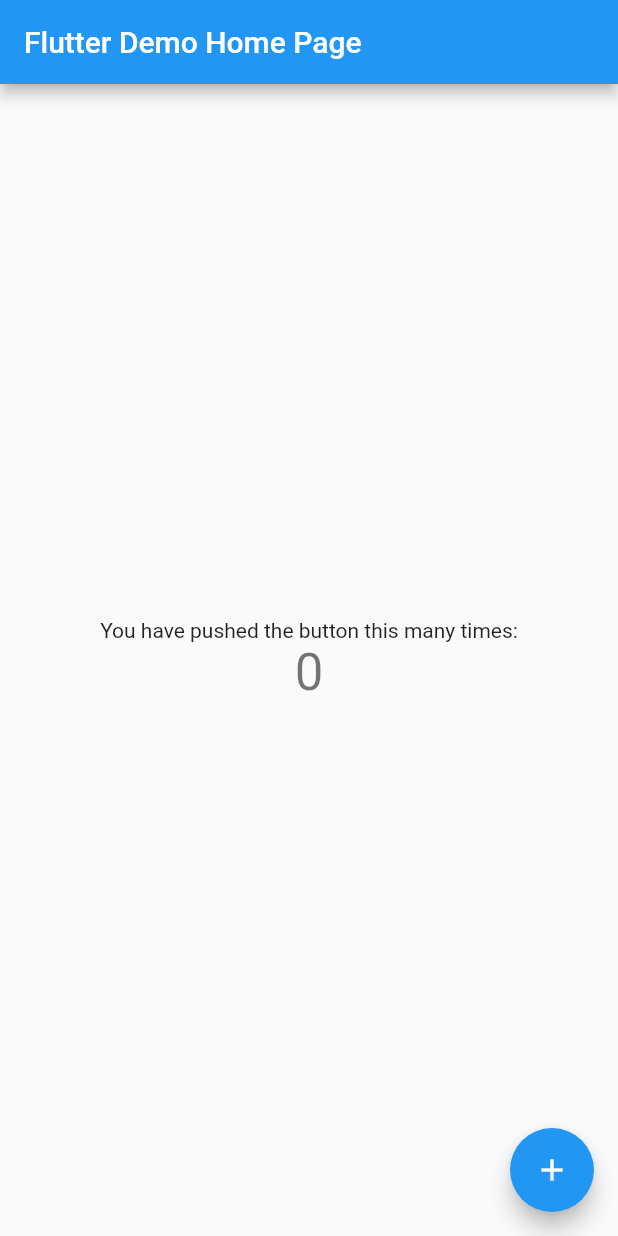
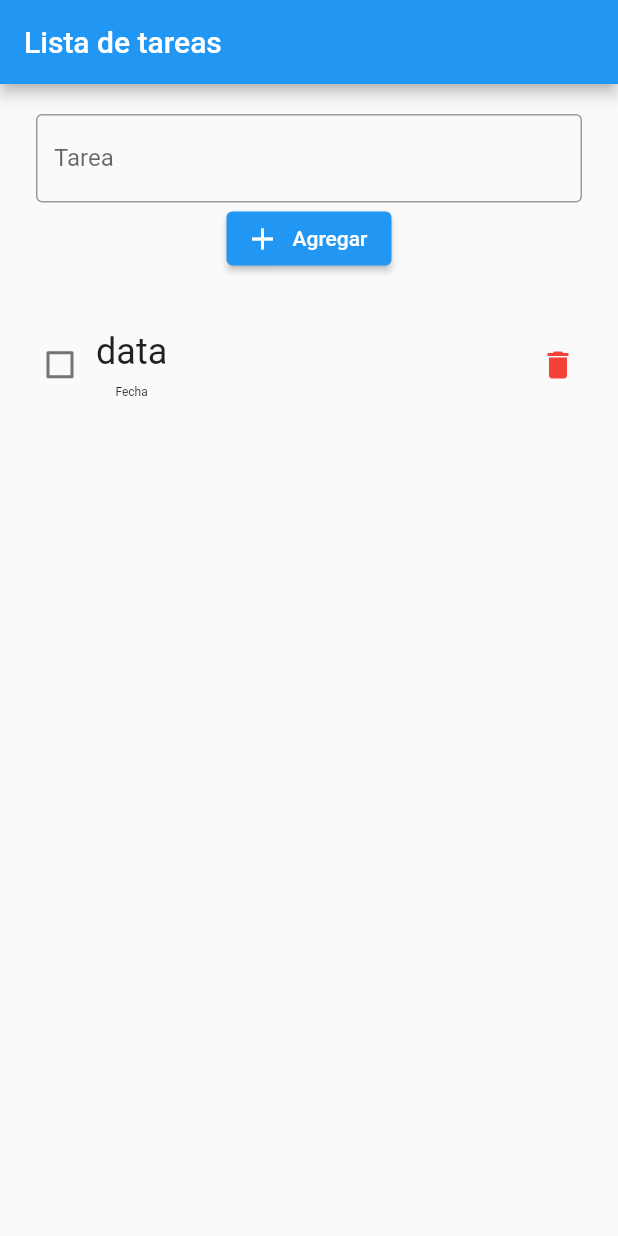
Before and after one commit to PVBLITO111/to_do_list, a Flutter app: the screen it shows after launch, on a phone screen of 412 x 824 dp. Run offline on Flutter 3.47's test engine with Material 2 defaults, Android fonts, the phone set to English and light mode, and no system bars.

Commit message:
Trabajos del 27/01/2023

```diff
--- /dev/null
+++ b/lib/language/to_do_list_text.dart
@@ -0,0 +1,6 @@
+class ToDoListText {
+  static var appBarTitle = "Lista de tareas";
+  static var taskInputTextHint = "Escribe la tarea que quieras";
+  static var taskInputTextLabel = "Tarea";
+  static var addTaskButtonLabel = "Agregar";
+}
--- a/lib/main.dart
+++ b/lib/main.dart
@@ -1,4 +1,5 @@
 import 'package:flutter/material.dart';
+import 'package:to_do_list/widget/home_page.dart';
 
 void main() {
   runApp(const MyApp());
@@ -24,92 +25,7 @@ class MyApp extends StatelessWidget {
         // is not restarted.
         primarySwatch: Colors.blue,
       ),
-      home: const MyHomePage(title: 'Flutter Demo Home Page'),
+      home: const HomePage(),
     );
   }
 }
-
-class MyHomePage extends StatefulWidget {
-  const MyHomePage({super.key, required this.title});
-
-  // This widget is the home page of your application. It is stateful, meaning
-  // that it has a State object (defined below) that contains fields that affect
-  // how it looks.
-
-  // This class is the configuration for the state. It holds the values (in this
-  // case the title) provided by the parent (in this case the App widget) and
-  // used by the build method of the State. Fields in a Widget subclass are
-  // always marked "final".
-
-  final String title;
-
-  @override
-  State<MyHomePage> createState() => _MyHomePageState();
-}
-
-class _MyHomePageState extends State<MyHomePage> {
-  int _counter = 0;
-
-  void _incrementCounter() {
-    setState(() {
-      // This call to setState tells the Flutter framework that something has
-      // changed in this State, which causes it to rerun the build method below
-      // so that the display can reflect the updated values. If we changed
-      // _counter without calling setState(), then the build method would not be
-      // called again, and so nothing would appear to happen.
-      _counter++;
-    });
-  }
-
-  @override
-  Widget build(BuildContext context) {
-    // This method is rerun every time setState is called, for instance as done
-    // by the _incrementCounter method above.
-    //
-    // The Flutter framework has been optimized to make rerunning build methods
-    // fast, so that you can just rebuild anything that needs updating rather
-    // than having to individually change instances of widgets.
-    return Scaffold(
-      appBar: AppBar(
-        // Here we take the value from the MyHomePage object that was created by
-        // the App.build method, and use it to set our appbar title.
-        title: Text(widget.title),
-      ),
-      body: Center(
-        // Center is a layout widget. It takes a single child and positions it
-        // in the middle of the parent.
-        child: Column(
-          // Column is also a layout widget. It takes a list of children and
-          // arranges them vertically. By default, it sizes itself to fit its
-          // children horizontally, and tries to be as tall as its parent.
-          //
-          // Invoke "debug painting" (press "p" in the console, choose the
-          // "Toggle Debug Paint" action from the Flutter Inspector in Android
-          // Studio, or the "Toggle Debug Paint" command in Visual Studio Code)
-          // to see the wireframe for each widget.
-          //
-          // Column has various properties to control how it sizes itself and
-          // how it positions its children. Here we use mainAxisAlignment to
-          // center the children vertically; the main axis here is the vertical
-          // axis because Columns are vertical (the cross axis would be
-          // horizontal).
-          mainAxisAlignment: MainAxisAlignment.center,
-          children: <Widget>[
-            const Text(
-              'You have pushed the button this many times:',
-            ),
-            Text(
-              '$_counter',
-              style: Theme.of(context).textTheme.headlineMedium,
-            ),
-          ],
-        ),
-      ),
-      floatingActionButton: FloatingActionButton(
-        onPressed: _incrementCounter,
-        tooltip: 'Increment',
-        child: const Icon(Icons.add),
-      ), // This trailing comma makes auto-formatting nicer for build methods.
-    );
-  }
-}
--- /dev/null
+++ b/lib/widget/add_task_form.dart
@@ -0,0 +1,29 @@
+import 'package:flutter/material.dart';
+import 'package:to_do_list/language/to_do_list_text.dart';
+
+class AddTaskForm extends StatelessWidget {
+  const AddTaskForm({super.key});
+
+  @override
+  Widget build(BuildContext context) {
+    return Padding(
+      padding: const EdgeInsets.symmetric(vertical: 4, horizontal: 8),
+      child: Column(
+        children: [
+          TextField(
+            decoration: InputDecoration(
+              hintText: ToDoListText.taskInputTextHint,
+              border: const OutlineInputBorder(),
+              label: Text(ToDoListText.taskInputTextLabel),
+            ),
+          ),
+          ElevatedButton.icon(
+            onPressed: () {},
+            icon: const Icon(Icons.add),
+            label: Text(ToDoListText.addTaskButtonLabel),
+          )
+        ],
+      ),
+    );
+  }
+}
--- /dev/null
+++ b/lib/widget/home_page.dart
@@ -0,0 +1,61 @@
+import 'package:flutter/material.dart';
+import 'package:to_do_list/language/to_do_list_text.dart';
+import 'package:to_do_list/widget/add_task_form.dart';
+
+class HomePage extends StatelessWidget {
+  const HomePage({super.key});
+
+  @override
+  Widget build(BuildContext context) {
+    return Scaffold(
+      appBar: AppBar(
+        title: Text(ToDoListText.appBarTitle),
+      ),
+      body: Padding(
+        padding:
+            //siempre múltiplos de 8
+            const EdgeInsets.all(16),
+        child: Column(
+          children: [
+            Expanded(child: const AddTaskForm()),
+            Expanded(
+              flex: 4,
+              child: ListView(
+                children: [
+                  Row(
+                    mainAxisAlignment: MainAxisAlignment.spaceBetween,
+                    children: [
+                      Row(
+                        children: [
+                          Checkbox(value: false, onChanged: (value) {}),
+                          Column(
+                            children: const [
+                              Text(
+                                'data',
+                                style: TextStyle(fontSize: 24),
+                              ),
+                              SizedBox(height: 8),
+                              Text(
+                                'Fecha',
+                                style: TextStyle(fontSize: 8),
+                              ),
+                            ],
+                          ),
+                        ],
+                      ),
+                      IconButton(
+                        icon: Icon(Icons.delete),
+                        onPressed: () {},
+                        color: Colors.red,
+                      )
+                    ],
+                  )
+                ],
+              ),
+            )
+          ],
+        ),
+      ),
+    );
+  }
+}
--- /dev/null
+++ b/lib/widget/styles.dart
@@ -0,0 +1,4 @@
+import 'package:flutter/material.dart';
+
+const inputTextPadding =
+    EdgeInsets.only(left: 16, right: 16, top: 16, bottom: 16);
```
